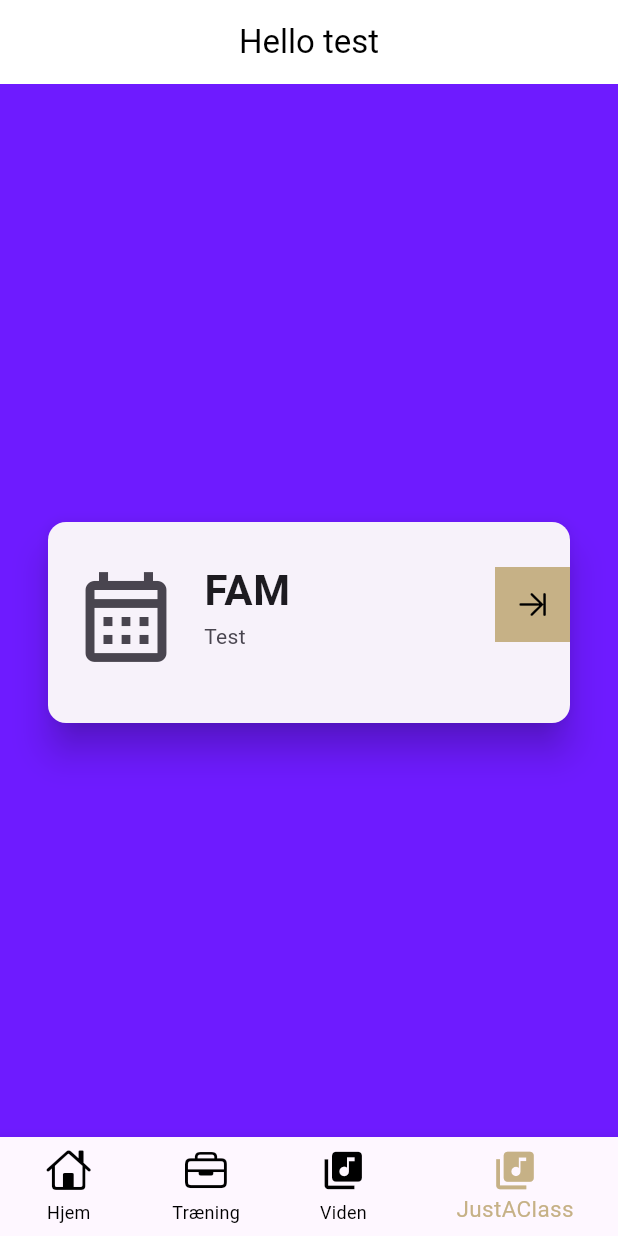
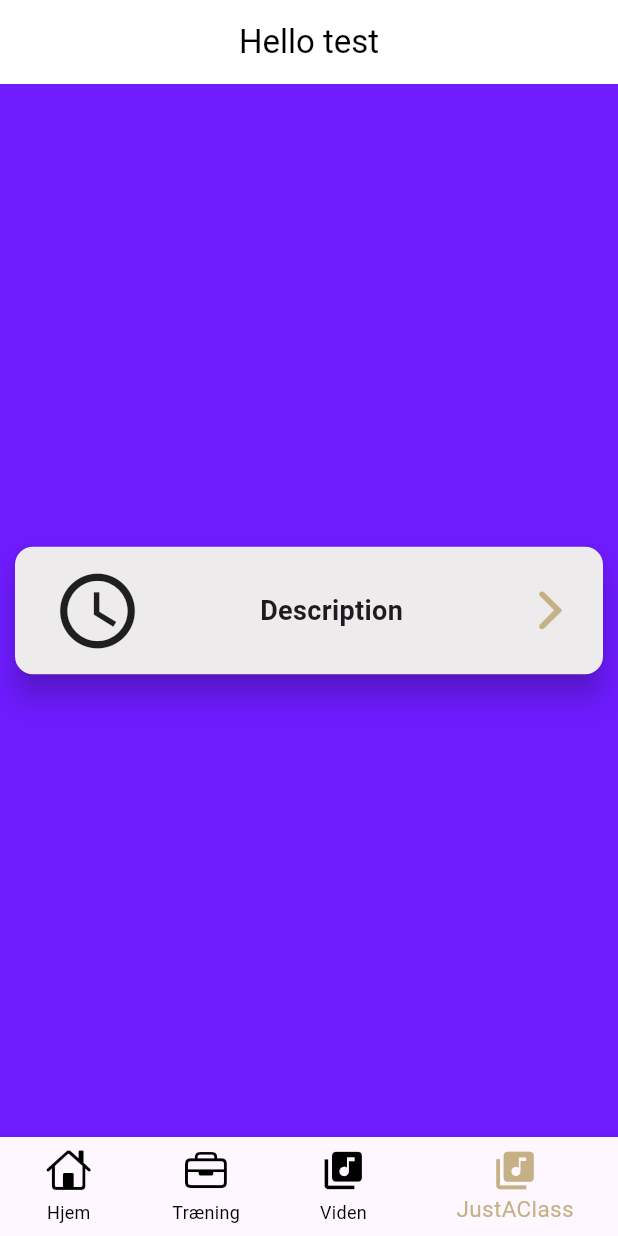
Before and after one commit to sebab1/CompassionApp, a Flutter app: the screen it shows after launch, item 4 of the bottom bar chosen, on a phone screen of 412 x 824 dp. Run offline on Flutter 3.47's test engine with Material 3 defaults, Android fonts, the light colour scheme and no system bars; our stand-ins replace audioplayers, fl_chart, table_calendar.

Commit message:
Littlecard finish

```diff
--- a/lib/Presentation/Components/Card.dart
+++ b/lib/Presentation/Components/Card.dart
@@ -11,12 +11,11 @@ class CardWidget extends StatefulWidget {
 }
 
 class _CardWidgetState extends State<CardWidget> {
-
   List<Proces> _getSampleData() {
     // Replace this with your actual data or use a generator function
     return List.generate(
       10,
-          (index) => Proces(
+      (index) => Proces(
         proces_id: index,
         date: DateTime.now().toString(),
         // Add other properties as needed
@@ -52,7 +51,6 @@ class _CardWidgetState extends State<CardWidget> {
               color: Constants.kBlackColor,
             ),
           ),
-
           onTap: () {
             // Handle onTap event
           },
--- a/lib/Presentation/Components/constants.dart
+++ b/lib/Presentation/Components/constants.dart
@@ -17,6 +17,8 @@ class Constants {
   static const sduWhiteColor = Color(0xffF9F8F8);
   static const sduGoldColor = Color(0xffc6b186);
 
+  static const sduGreyColor = Color(0xffEDEBEB);
+
   static const kArrowRight = Icon(Icons.keyboard_arrow_right_sharp);
   static const kChevronRight = Icon(Icons.arrow_forward_ios);
 }
--- /dev/null
+++ b/lib/Presentation/Components/littleCard.dart
@@ -0,0 +1,44 @@
+import 'package:flutter/cupertino.dart';
+import 'package:flutter/material.dart';
+import './constants.dart';
+
+class littleCard extends StatelessWidget {
+  const littleCard({super.key});
+
+  @override
+  Widget build(BuildContext context) {
+    // TODO: implement build
+    return Container(
+      height: 85,
+      child: Card(
+        color: Constants.sduGreyColor,
+        margin: EdgeInsets.fromLTRB(10, 0, 10, 0),
+        elevation: 8,
+        child:
+            Row(mainAxisAlignment: MainAxisAlignment.spaceBetween, children: [
+          Container(
+            margin: EdgeInsets.fromLTRB(25, 0, 0, 0),
+            child: Icon(
+              Icons.watch_later_outlined,
+              size: 60,
+            ),
+          ),
+          Container(
+            child: Text(
+              'Description',
+              style: TextStyle(fontSize: 18, fontWeight: FontWeight.bold),
+            ),
+          ),
+          Container(
+            margin: EdgeInsets.fromLTRB(0, 0, 15, 0),
+            child: Icon(
+              CupertinoIcons.chevron_forward,
+              color: Constants.sduGoldColor,
+              size: 40,
+            ),
+          )
+        ]),
+      ),
+    );
+  }
+}
--- a/lib/Presentation/just_a_class.dart
+++ b/lib/Presentation/just_a_class.dart
@@ -1,12 +1,12 @@
 import 'package:compassion_app/Presentation/Components/Card.dart';
 import 'package:compassion_app/Presentation/Components/bigCard.dart';
+import 'package:compassion_app/Presentation/Components/littleCard.dart';
 import 'package:flutter/material.dart';
 import 'package:flutter/services.dart';
 import 'main_menu.dart';
 import '/Presentation/Components/constants.dart';
 
 class JustAClass extends StatelessWidget {
-
   @override
   Widget build(BuildContext context) {
     return MaterialApp(
@@ -17,7 +17,7 @@ class JustAClass extends StatelessWidget {
           )),
       home: Scaffold(
         body: Center(
-            child: CardWidget(),
+          child: littleCard(),
         ),
       ),
     );
```
Also changed, not shown: 4 other files.
